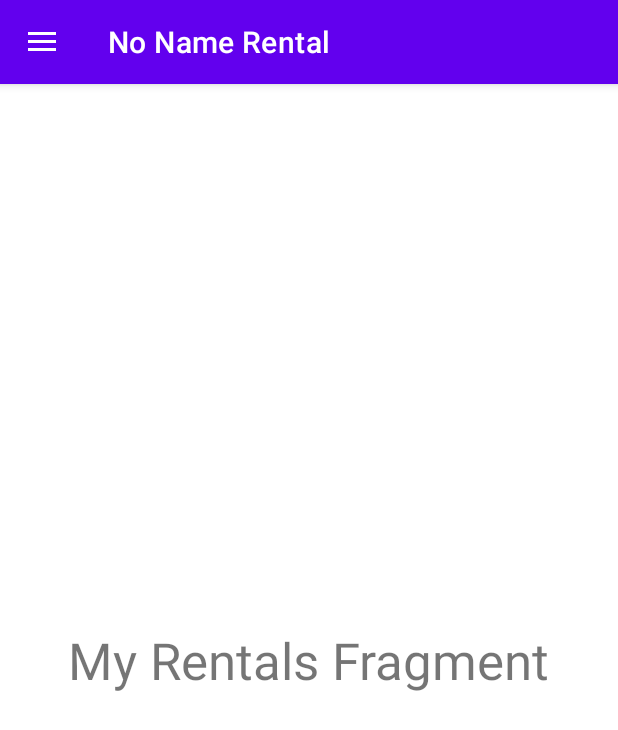
After one commit to PHorvath1/AFP2021, an Android app: the fragment MyRentalsFragment placed in its activity, on a phone screen of 412 x 824 dp. The commit adds this screen. Shown: the top 730 px of the screen. Run offline under Robolectric (Android 15) with nearby library versions, the phone set to English and light mode, and no system bars.

Commit message:
Added Functions to Frontend Main Menu

```diff
--- a/Android/app/build.gradle
+++ b/Android/app/build.gradle
@@ -43,5 +43,4 @@ dependencies {
     }
     implementation 'com.google.code.gson:gson:2.8.6'
     implementation 'com.squareup.retrofit2:converter-gson:2.3.0'
-
 }
--- a/Android/app/src/main/AndroidManifest.xml
+++ b/Android/app/src/main/AndroidManifest.xml
@@ -13,7 +13,7 @@
         android:usesCleartextTraffic="true"
         >
         <activity android:name=".Views.Register"/>
-        <activity android:name=".MainActivity" />
+        <activity android:name=".Views.MainActivity" />
         <activity android:name=".Views.Login" >
             <intent-filter>
                 <action android:name="android.intent.action.MAIN" />
@@ -21,7 +21,6 @@
                 <category android:name="android.intent.category.LAUNCHER" />
             </intent-filter>
         </activity>
-        <activity android:name=".Views.Home"/>
         <activity android:name=".Views.CarList"/>
     </application>
 
--- /dev/null
+++ b/Android/app/src/main/java/com/noname/nonamerental/Views/Fragments/CarListFragment.java
@@ -0,0 +1,6 @@
+package com.noname.nonamerental.Views.Fragments;
+
+import androidx.fragment.app.Fragment;
+
+public class CarListFragment extends Fragment {
+}
--- /dev/null
+++ b/Android/app/src/main/java/com/noname/nonamerental/Views/Fragments/HomeFragment.java
@@ -0,0 +1,20 @@
+package com.noname.nonamerental.Views.Fragments;
+
+import android.os.Bundle;
+import android.view.LayoutInflater;
+import android.view.View;
+import android.view.ViewGroup;
+
+import androidx.annotation.NonNull;
+import androidx.annotation.Nullable;
+import androidx.fragment.app.Fragment;
+
+import com.noname.nonamerental.R;
+
+public class HomeFragment extends Fragment {
+    @Nullable
+    @Override
+    public View onCreateView(@NonNull LayoutInflater inflater, @Nullable ViewGroup container, @Nullable Bundle savedInstanceState) {
+        return inflater.inflate(R.layout.fragment_home,container,false);
+    }
+}
--- /dev/null
+++ b/Android/app/src/main/java/com/noname/nonamerental/Views/Fragments/MyProfileFragment.java
@@ -0,0 +1,6 @@
+package com.noname.nonamerental.Views.Fragments;
+
+import androidx.fragment.app.Fragment;
+
+public class MyProfileFragment extends Fragment {
+}
--- /dev/null
+++ b/Android/app/src/main/java/com/noname/nonamerental/Views/Fragments/MyRentalsFragment.java
@@ -0,0 +1,21 @@
+package com.noname.nonamerental.Views.Fragments;
+
+import android.os.Bundle;
+import android.view.LayoutInflater;
+import android.view.View;
+import android.view.ViewGroup;
+
+import androidx.annotation.NonNull;
+import androidx.annotation.Nullable;
+import androidx.fragment.app.Fragment;
+
+import com.noname.nonamerental.R;
+
+public class MyRentalsFragment  extends Fragment {
+    @Nullable
+    @Override
+    public View onCreateView(@NonNull LayoutInflater inflater, @Nullable ViewGroup container, @Nullable Bundle savedInstanceState) {
+        return inflater.inflate(R.layout.fragment_myrentals,container,false);
+    }
+
+}
--- a/Android/app/src/main/java/com/noname/nonamerental/Views/Login.java
+++ b/Android/app/src/main/java/com/noname/nonamerental/Views/Login.java
@@ -85,7 +85,7 @@ public class Login extends AppCompatActivity {
 
                 if(response.body().getStatus().equals(success)){
                     System.out.println("Status check is correct");
-                    startActivity(new Intent(Login.this,Home.class));
+                    startActivity(new Intent(Login.this, MainActivity.class));
                 }
                 else{
                     System.out.println("Wrong Password or Email");
--- /dev/null
+++ b/Android/app/src/main/java/com/noname/nonamerental/Views/MainActivity.java
@@ -0,0 +1,91 @@
+package com.noname.nonamerental.Views;
+
+import androidx.annotation.NonNull;
+import androidx.appcompat.app.ActionBarDrawerToggle;
+import androidx.appcompat.app.AppCompatActivity;
+
+import android.content.Intent;
+import android.os.Bundle;
+import android.os.Message;
+import android.view.MenuItem;
+
+import androidx.appcompat.widget.Toolbar;
+import androidx.core.view.GravityCompat;
+import androidx.drawerlayout.widget.DrawerLayout;
+
+
+import com.google.android.material.navigation.NavigationView;
+import com.noname.nonamerental.R;
+import com.noname.nonamerental.Views.Fragments.CarListFragment;
+import com.noname.nonamerental.Views.Fragments.HomeFragment;
+import com.noname.nonamerental.Views.Fragments.MyProfileFragment;
+import com.noname.nonamerental.Views.Fragments.MyRentalsFragment;
+
+public class MainActivity extends AppCompatActivity implements NavigationView.OnNavigationItemSelectedListener {
+
+    Toolbar toolbar;
+    private DrawerLayout drawer;
+
+    @Override
+    protected void onCreate(Bundle savedInstanceState) {
+        super.onCreate(savedInstanceState);
+        setContentView(R.layout.activity_main);
+
+        toolbar = findViewById(R.id.toolbar);
+        drawer = findViewById(R.id.drawer_layout);
+
+        setSupportActionBar(toolbar);
+        ActionBarDrawerToggle toggle = new ActionBarDrawerToggle(
+                this,
+                drawer,
+                toolbar,
+                R.string.navigation_drawer_open,
+                R.string.navigation_drawer_close
+        );
+
+        drawer.addDrawerListener(toggle);
+        NavigationView navigationView = findViewById(R.id.nav_view);
+        navigationView.setNavigationItemSelectedListener(this);
+        toggle.syncState();
+
+        if(savedInstanceState == null) {
+            getSupportFragmentManager().beginTransaction().replace(R.id.fragment_container, new HomeFragment()).commit();
+            navigationView.setCheckedItem(R.id.nav_home);
+        }
+    }
+
+
+    //Navbar Functions
+    @Override
+    public boolean onNavigationItemSelected(@NonNull MenuItem item) {
+        switch (item.getItemId()){
+            case R.id.nav_home:
+                getSupportFragmentManager().beginTransaction().replace(R.id.fragment_container, new HomeFragment()).commit();
+                break;
+            case R.id.nav_my_profile:
+                System.out.println("You Opened My rentals");
+                getSupportFragmentManager().beginTransaction().replace(R.id.fragment_container, new MyProfileFragment()).commit();
+                break;
+            case R.id.nav_my_rentals:
+                getSupportFragmentManager().beginTransaction().replace(R.id.fragment_container, new MyRentalsFragment()).commit();
+                break;
+            case R.id.nav_car_list:
+                getSupportFragmentManager().beginTransaction().replace(R.id.fragment_container, new CarListFragment()).commit();
+                break;
+            case R.id.nav_logout:
+                startActivity(new Intent(MainActivity.this,Login.class));
+                break;
+        }
+        drawer.closeDrawer(GravityCompat.START);
+
+        return true;
+    }
+
+    @Override
+    public void onBackPressed() {
+        if(drawer.isDrawerOpen(GravityCompat.START)){
+            drawer.closeDrawer(GravityCompat.START);
+        }
+        else super.onBackPressed();
+    }
+}
--- a/Android/app/src/main/res/layout/activity_main.xml
+++ b/Android/app/src/main/res/layout/activity_main.xml
@@ -1,18 +1,42 @@
 <?xml version="1.0" encoding="utf-8"?>
-<androidx.constraintlayout.widget.ConstraintLayout xmlns:android="http://schemas.android.com/apk/res/android"
+<androidx.drawerlayout.widget.DrawerLayout xmlns:android="http://schemas.android.com/apk/res/android"
     xmlns:app="http://schemas.android.com/apk/res-auto"
     xmlns:tools="http://schemas.android.com/tools"
+    android:id="@+id/drawer_layout"
     android:layout_width="match_parent"
     android:layout_height="match_parent"
-    tools:context=".MainActivity">
+    android:fitsSystemWindows="true"
+    tools:context=".Views.MainActivity"
+    tools:openDrawer="start">
 
-    <TextView
+
+    <LinearLayout
+        android:layout_width="match_parent"
+        android:layout_height="match_parent"
+        android:orientation="vertical">
+
+        <androidx.appcompat.widget.Toolbar
+            android:id="@+id/toolbar"
+            android:layout_width="match_parent"
+            android:layout_height="?attr/actionBarSize"
+            android:background="@color/design_default_color_primary"
+            android:elevation="4dp"
+            android:popupTheme="@style/Theme.AppCompat.Light"
+            android:theme="@style/ThemeOverlay.AppCompat.Dark.ActionBar" />
+
+        <FrameLayout
+            android:id="@+id/fragment_container"
+            android:layout_width="match_parent"
+            android:layout_height="match_parent" />
+    </LinearLayout>
+
+
+    <com.google.android.material.navigation.NavigationView
+        android:id="@+id/nav_view"
         android:layout_width="wrap_content"
-        android:layout_height="wrap_content"
-        android:text="Hello World!"
-        app:layout_constraintBottom_toBottomOf="parent"
-        app:layout_constraintLeft_toLeftOf="parent"
-        app:layout_constraintRight_toRightOf="parent"
-        app:layout_constraintTop_toTopOf="parent" />
+        android:layout_height="match_parent"
+        android:layout_gravity="start"
+        app:headerLayout="@layout/nav_header"
+        app:menu="@menu/drawer_menu" />
 
-</androidx.constraintlayout.widget.ConstraintLayout>
+</androidx.drawerlayout.widget.DrawerLayout>
--- /dev/null
+++ b/Android/app/src/main/res/layout/fragment_myrentals.xml
@@ -0,0 +1,19 @@
+<?xml version="1.0" encoding="utf-8"?>
+<androidx.constraintlayout.widget.ConstraintLayout
+    xmlns:android="http://schemas.android.com/apk/res/android"
+    xmlns:app="http://schemas.android.com/apk/res-auto"
+    xmlns:tools="http://schemas.android.com/tools"
+    android:layout_width="match_parent"
+    android:layout_height="match_parent">
+
+    <TextView
+        android:id="@+id/textView"
+        android:layout_width="wrap_content"
+        android:layout_height="wrap_content"
+        android:text="My Rentals Fragment"
+        android:textSize="34dp"
+        app:layout_constraintBottom_toBottomOf="parent"
+        app:layout_constraintEnd_toEndOf="parent"
+        app:layout_constraintStart_toStartOf="parent"
+        app:layout_constraintTop_toTopOf="parent" />
+</androidx.constraintlayout.widget.ConstraintLayout>
```
Also changed, not shown: Android/app/src/main/java/com/noname/nonamerental/MainActivity.java (deleted, +0 -16 lines), Android/app/src/main/java/com/noname/nonamerental/Views/Home.java (deleted, +0 -49 lines), Android/app/src/main/res/layout/activity_home.xml (deleted, +0 -42 lines), Android/app/src/main/res/layout/fragment_home.xml (added, +17 -0 lines).
